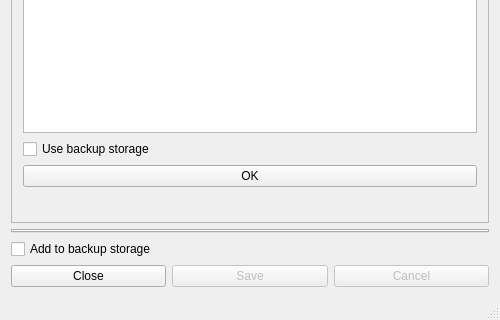
The window that mainwindow.ui (vadim-martynov/GateEdit) describes before a commit, drawn with Qt 5; both pictures show x 0 to 500 and y 480 to 800 of the 500 by 800 pixel window.
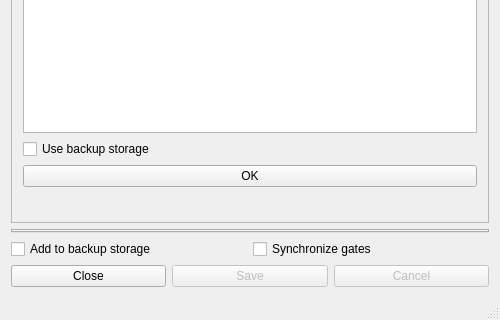
The same window after the commit. Icons and pictures are not drawn.

Diff of the .ui file:
```diff
--- a/mainwindow.ui
+++ b/mainwindow.ui
@@ -206,6 +206,11 @@
        </widget>
       </item>
       <item>
+       <layout class="QHBoxLayout" name="horizontalLayout_3">
+        <property name="topMargin">
+         <number>0</number>
+        </property>
+        <item>
        <widget class="QCheckBox" name="chFlashAdd">
         <property name="whatsThis">
          <string>Add to backup storage</string>
@@ -214,6 +219,15 @@
          <string>Add to backup storage</string>
         </property>
        </widget>
+        </item>
+        <item>
+         <widget class="QCheckBox" name="chSync">
+          <property name="text">
+           <string>Synchronize gates</string>
+          </property>
+         </widget>
+        </item>
+       </layout>
       </item>
       <item>
        <layout class="QHBoxLayout" name="horizontalLayout">
```
Lines whose indentation alone changed are shown as unchanged.
